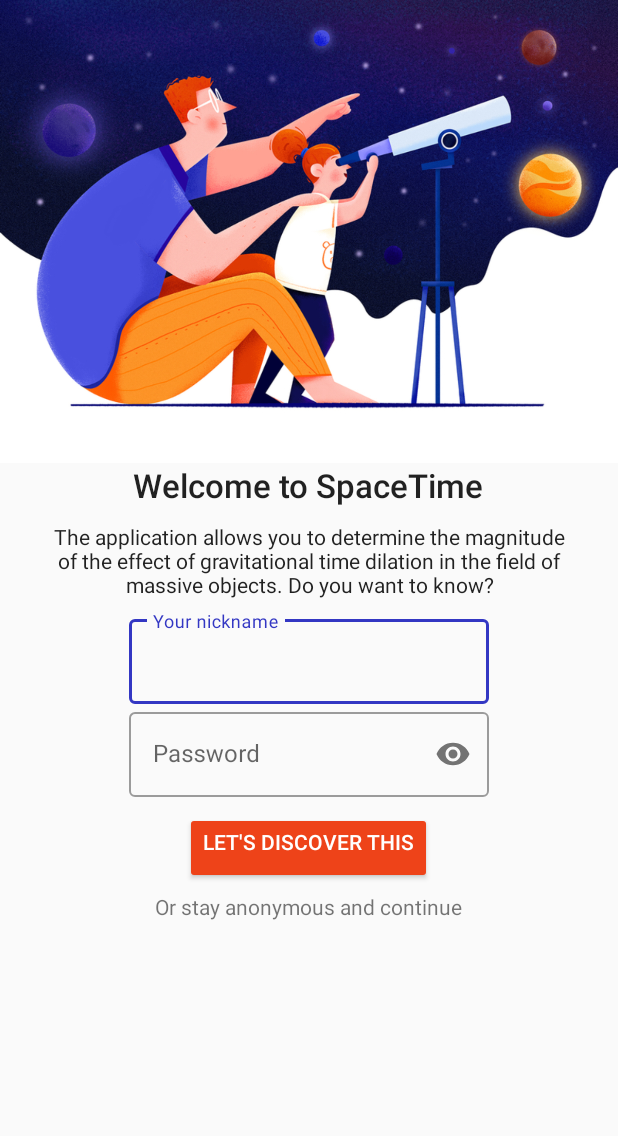
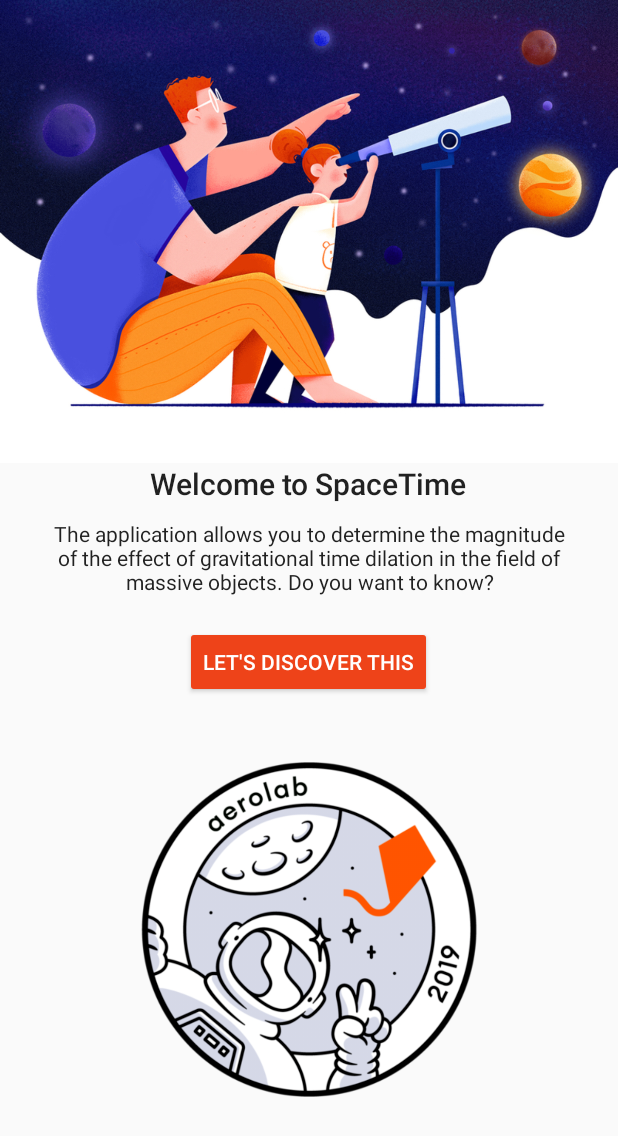
Before and after one commit to Doldrums/Space, an Android app: the screen it shows after launch (MainActivity), on a phone screen of 412 x 824 dp. Shown: the top 1136 px of the screen. Run offline under Robolectric (Android 15) with nearby library versions, the phone set to English and light mode, and no system bars.

Commit message:
fix bugs

```diff
--- a/app/src/main/res/layout/activity_main.xml
+++ b/app/src/main/res/layout/activity_main.xml
@@ -17,7 +17,8 @@
                   android:layout_height="wrap_content">
         <TextView android:layout_width="wrap_content"
                   android:text="@string/welcome"
-                  android:textSize="10pt"
+                  android:layout_marginEnd="20dp"
+                  android:layout_marginStart="20dp"
                   android:gravity="center_horizontal"
                   style="@style/TextAppearance.AppCompat.Title"
                   android:layout_gravity="center_horizontal"
@@ -32,55 +33,23 @@
                   style="@style/TextAppearance.AppCompat.Body1"
                   android:layout_gravity="center_horizontal"
                   android:layout_height="wrap_content"/>
-        <android.support.design.widget.TextInputLayout
-                style="@style/Widget.MaterialComponents.TextInputLayout.OutlinedBox"
-                android:layout_width="240dp"
-                android:layout_height="wrap_content"
-                android:layout_marginTop="8dp"
-                android:layout_gravity="center_horizontal">
 
-            <EditText
-                    android:id="@+id/txt_name"
-                    android:layout_width="match_parent"
-                    android:layout_height="match_parent"
-                    android:hint="@string/txt_nickname"
-                    android:inputType="textPassword"
-                    tools:ignore="Autofill"/>
-
-        </android.support.design.widget.TextInputLayout>
-        <android.support.design.widget.TextInputLayout
-                style="@style/Widget.MaterialComponents.TextInputLayout.OutlinedBox"
-                android:layout_width="240dp"
-                android:layout_height="wrap_content"
-                app:passwordToggleEnabled="true"
-                android:layout_gravity="center_horizontal">
-
-            <EditText
-                    android:id="@+id/txt_password"
-                    android:layout_width="match_parent"
-                    android:layout_height="match_parent"
-                    android:hint="@string/txt_password"
-                    android:inputType="textPassword"
-                    tools:ignore="Autofill"/>
-
-        </android.support.design.widget.TextInputLayout>
         <Button android:layout_width="wrap_content"
                 style="@style/Widget.AppCompat.Button.Colored"
-                android:gravity="center_horizontal"
-                android:id="@+id/btn_discover"
-                android:layout_marginTop="10dp"
+                android:gravity="center"
+                android:id="@+id/btn_anonymous"
+                android:layout_marginTop="20dp"
                 android:layout_gravity="center_horizontal"
                 android:text="@string/start"
                 android:layout_height="wrap_content"/>
-        <TextView android:layout_width="wrap_content"
-                  android:layout_marginTop="5dp"
-                  android:id="@+id/btn_anonymous"
-                  android:clickable="true"
-                  android:focusable="true"
-                  android:textColorHint="@color/colorPrimary"
-                  android:layout_gravity="center_horizontal"
-                  android:text="@string/start_anon"
-                  android:layout_height="wrap_content"/>
+
+        <ImageView
+                android:layout_width="match_parent"
+                android:adjustViewBounds="true"
+                android:layout_height="wrap_content"
+                android:src="@drawable/sketch"
+        />
+
     </LinearLayout>
 
 </LinearLayout>
```
Also changed, not shown: app/src/main/res/drawable/sketch.png (added), 2 other files.
